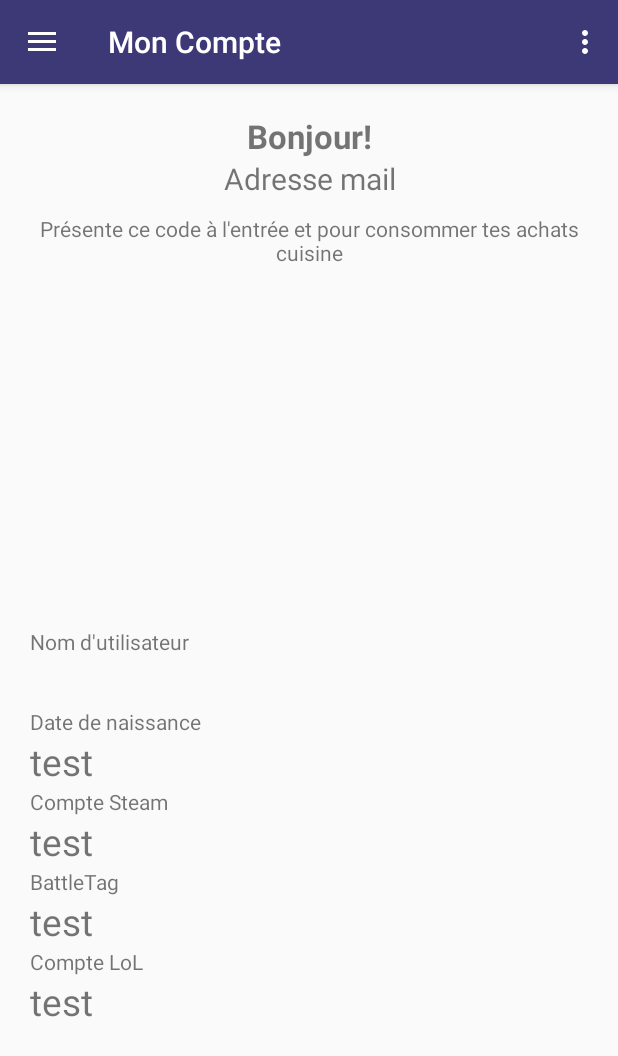
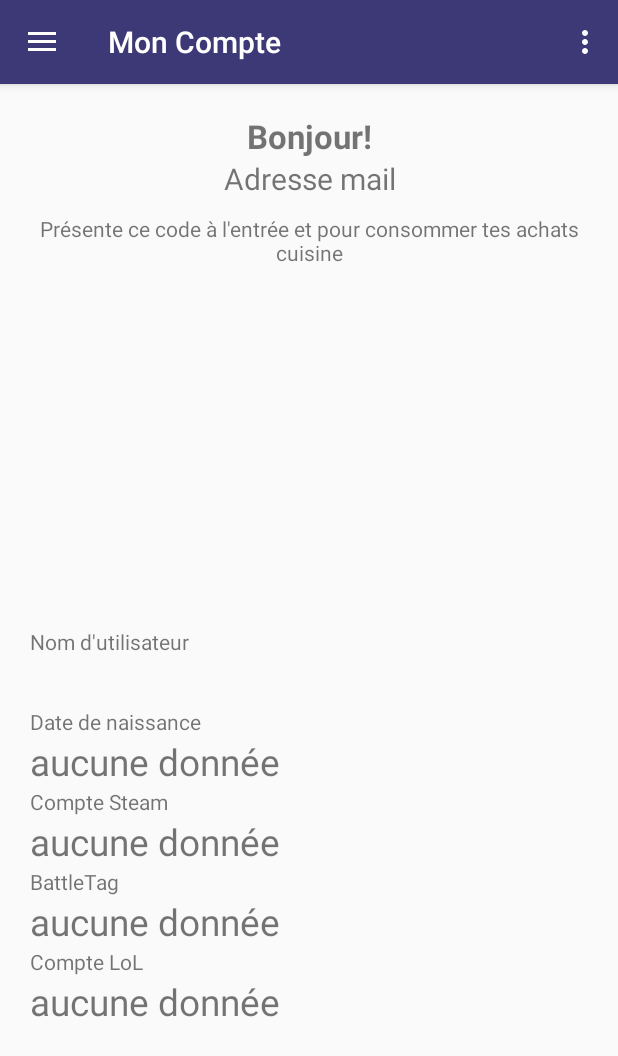
Before and after one commit to Festigeek/fg_user_app, an Android app: the MainActivity screen opened directly, with no data from a screen before it, on a phone screen of 412 x 824 dp. Shown: the top 1056 px of the screen. Run offline under Robolectric (Android 15) with nearby library versions, the phone set to English and light mode, and no system bars; our stand-ins replace ButterKnife, Volley; network calls fail.

Commit message:
issue with fragemnts

```diff
--- a/app/build.gradle
+++ b/app/build.gradle
@@ -4,8 +4,8 @@ android {
     compileSdkVersion 26
     defaultConfig {
         applicationId "com.example.flavia.fg_user_app"
-        minSdkVersion 22
-        targetSdkVersion 22
+        minSdkVersion 25
+        targetSdkVersion 26
         versionCode 1
         versionName "1.0"
 
--- a/app/src/main/res/layout/fragment_account.xml
+++ b/app/src/main/res/layout/fragment_account.xml
@@ -1,4 +1,8 @@
-
+<ScrollView xmlns:android="http://schemas.android.com/apk/res/android"
+    android:id="@+id/scrollView1"
+    android:layout_width="match_parent"
+    android:layout_height="wrap_content"
+    >
 <LinearLayout xmlns:android="http://schemas.android.com/apk/res/android"
     xmlns:tools="http://schemas.android.com/tools"
     android:layout_width="match_parent"
@@ -61,7 +65,7 @@
         android:text="@string/birthdate" />
 
     <android.support.v7.widget.AppCompatTextView
-        android:text="test "
+        android:text="aucune donnée "
         android:id="@+id/birthdate"
         android:textSize="11pt"
         android:layout_width="match_parent"
@@ -73,7 +77,7 @@
         android:text="@string/steam" />
 
     <android.support.v7.widget.AppCompatTextView
-        android:text="test "
+        android:text="aucune donnée "
         android:id="@+id/steam_id"
         android:textSize="11pt"
         android:layout_width="match_parent"
@@ -85,7 +89,7 @@
         android:text="@string/battleTag" />
 
     <android.support.v7.widget.AppCompatTextView
-        android:text="test "
+        android:text="aucune donnée "
         android:id="@+id/battle_tag"
         android:textSize="11pt"
         android:layout_width="match_parent"
@@ -96,10 +100,11 @@
         android:text="@string/lol" />
 
     <android.support.v7.widget.AppCompatTextView
-        android:text="test "
+        android:text="aucune donnée "
         android:id="@+id/lolTag"
         android:textSize="11pt"
         android:layout_width="match_parent"
         android:layout_height="wrap_content" />
 
 </LinearLayout>
+</ScrollView>
```
Also changed, not shown: app/src/main/java/com/example/flavia/fg_user_app/MainActivity.java (+56 -2 lines).
